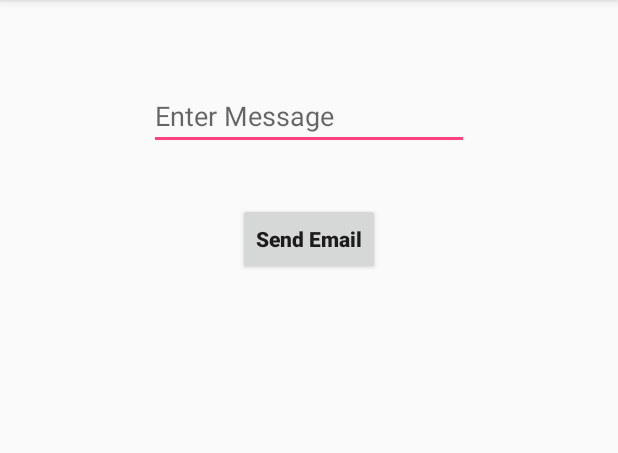
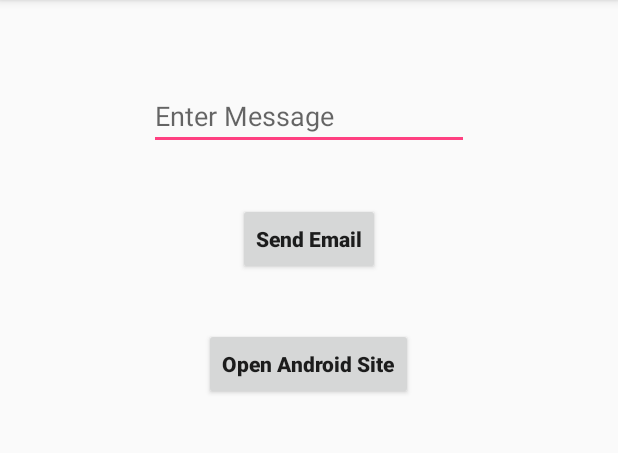
Before and after one commit to koteswarkvana/AndroidIntents, an Android app: the screen it shows after launch (SecondActivity), after a tap on "Submit", on a phone screen of 412 x 824 dp, the part 84-537 px from its top. Run offline under Robolectric (Android 15) with nearby library versions, the phone set to English and light mode, and no system bars.

Commit message:
url opened using implicit intent.

```diff
--- a/app/src/main/java/com/koti/apple/androidintents/SecondActivity.java
+++ b/app/src/main/java/com/koti/apple/androidintents/SecondActivity.java
@@ -20,6 +20,7 @@ public class SecondActivity extends AppCompatActivity implements View.OnClickLis
     private TextView tv_msg;
     private EditText et_message_information;
     private Button bt_send_email;
+    private Button bt_open_android_site;
 
     @Override
     protected void onCreate(Bundle savedInstanceState) {
@@ -27,7 +28,9 @@ public class SecondActivity extends AppCompatActivity implements View.OnClickLis
         setContentView(R.layout.activity_second_screen);
         et_message_information = (EditText) findViewById(R.id.et_message_information);
         bt_send_email = (Button) findViewById(R.id.bt_send_email);
+        bt_open_android_site = (Button) findViewById(R.id.bt_open_android_site);
         bt_send_email.setOnClickListener(this);
+        bt_open_android_site.setOnClickListener(this);
         String strMsg = getIntent().getExtras().getString(MainActivity.STR_MESSAGE, "");
         int intVal = getIntent().getExtras().getInt(MainActivity.INT_VALUE, 0);
         // TODO:- unable to accessing the float and long value
@@ -71,6 +74,12 @@ public class SecondActivity extends AppCompatActivity implements View.OnClickLis
                 // Displaying chooser email apps along with title "Send email..."
                 startActivity(Intent.createChooser(emailIntent, "Send email..."));
                 break;
+
+            case R.id.bt_open_android_site:
+                Log.e(TAG, "onClick: bt_open android site >> ");
+                Intent openSiteIntent = new Intent(Intent.ACTION_VIEW, Uri.parse("https://developer.android.com/reference/android/app/Activity"));
+                startActivity(openSiteIntent);
+                break;
         }
     }
 }
--- a/app/src/main/res/layout/activity_second_screen.xml
+++ b/app/src/main/res/layout/activity_second_screen.xml
@@ -34,5 +34,15 @@
         android:textAllCaps="false"
         android:textStyle="bold" />
 
+    <Button
+        android:id="@+id/bt_open_android_site"
+        android:layout_width="wrap_content"
+        android:layout_height="wrap_content"
+        android:layout_gravity="center"
+        android:layout_marginTop="35dp"
+        android:text="Open Android Site"
+        android:textAllCaps="false"
+        android:textStyle="bold" />
+
 
 </LinearLayout>
```
